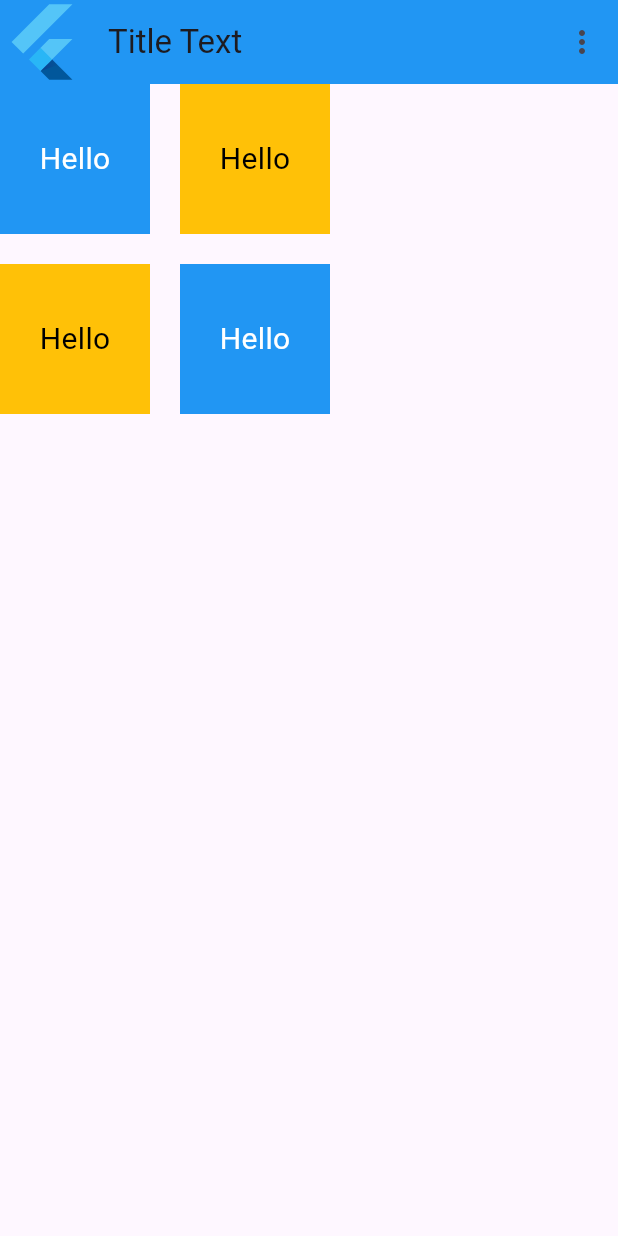
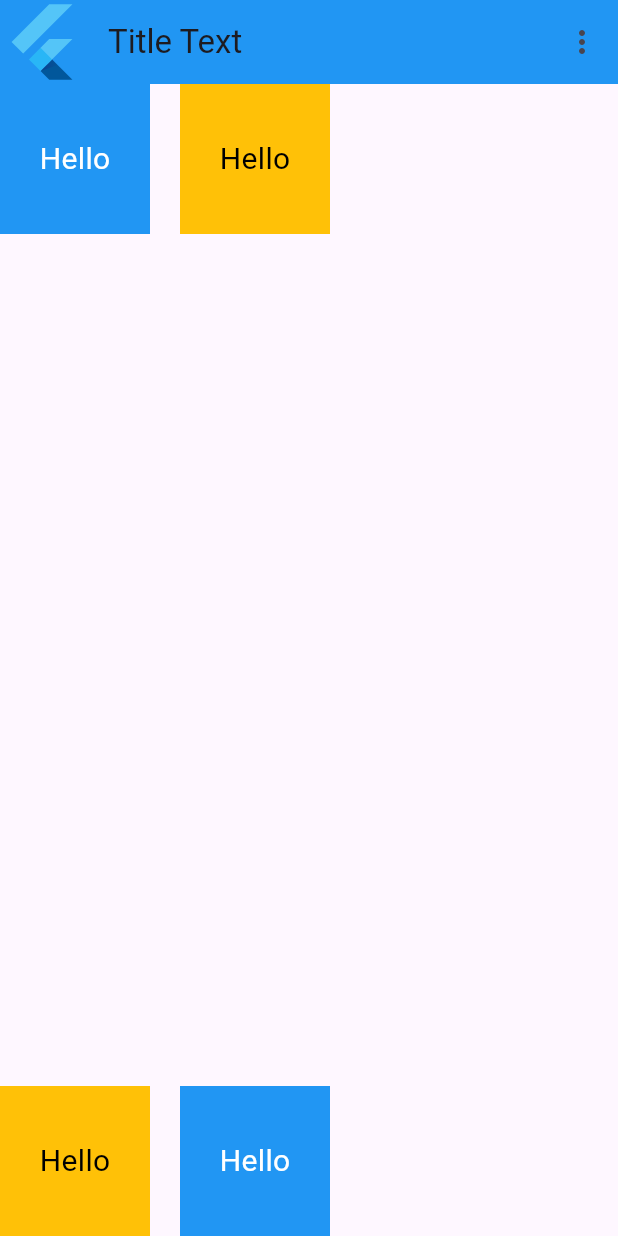
Before and after one commit to abdulahrudisoru/basic_flutter_exercises, a Flutter app: the screen it shows after launch, on a phone screen of 412 x 824 dp. Run offline on Flutter 3.47's test engine with Material 3 defaults, Android fonts, the phone set to English and light mode, and no system bars.

Commit message:
Question 013

```diff
--- a/lib/main.dart
+++ b/lib/main.dart
@@ -10,6 +10,7 @@
 import 'package:basic_flutter_exercises/questions/question_010.dart';
 import 'package:basic_flutter_exercises/questions/question_011.dart';
 import 'package:basic_flutter_exercises/questions/question_012.dart';
+import 'package:basic_flutter_exercises/questions/question_013.dart';
 import 'package:flutter/material.dart';
 
 void main() {
@@ -32,6 +33,7 @@
     // return Question009();
     // return Question010();
     // return Question011();
-    return Question012();
+    // return Question012();
+    return Question013();
   }
 }
--- /dev/null
+++ b/lib/questions/question_013.dart
@@ -0,0 +1,98 @@
+import 'package:flutter/material.dart';
+
+class Question013 extends StatelessWidget {
+  const Question013({super.key});
+
+  @override
+  Widget build(BuildContext context) {
+    return MaterialApp(
+      debugShowCheckedModeBanner: false,
+      home: Scaffold(
+        appBar: AppBar(
+          backgroundColor: Colors.blue,
+          centerTitle: false,
+          title: Text("Title Text"),
+          leading: FlutterLogo(),
+          actions: [
+            IconButton(
+                onPressed: () {
+                  print("Click");
+                },
+                icon: Icon(Icons.more_vert)),
+          ],
+        ),
+        body: Column(
+          mainAxisAlignment: MainAxisAlignment.spaceBetween,
+          children: [
+            Row(
+              children: [
+                Container(
+                  width: 100,
+                  height: 100,
+                  decoration: BoxDecoration(
+                    color: Colors.blue,
+                  ),
+                  child: Center(
+                    child: Text(
+                      "Hello",
+                      style: TextStyle(fontSize: 20, color: Colors.white),
+                    ),
+                  ),
+                ),
+                SizedBox(
+                  width: 20,
+                ),
+                Container(
+                  width: 100,
+                  height: 100,
+                  decoration: BoxDecoration(
+                    color: Colors.amber,
+                  ),
+                  child: Center(
+                    child: Text(
+                      "Hello",
+                      style: TextStyle(fontSize: 20, color: Colors.black),
+                    ),
+                  ),
+                ),
+              ],
+            ),
+            Row(
+              children: [
+                Container(
+                  width: 100,
+                  height: 100,
+                  decoration: BoxDecoration(
+                    color: Colors.amber,
+                  ),
+                  child: Center(
+                    child: Text(
+                      "Hello",
+                      style: TextStyle(fontSize: 20, color: Colors.black),
+                    ),
+                  ),
+                ),
+                SizedBox(
+                  width: 20,
+                ),
+                Container(
+                  width: 100,
+                  height: 100,
+                  decoration: BoxDecoration(
+                    color: Colors.blue,
+                  ),
+                  child: Center(
+                    child: Text(
+                      "Hello",
+                      style: TextStyle(fontSize: 20, color: Colors.white),
+                    ),
+                  ),
+                ),
+              ],
+            ),
+          ],
+        ),
+      ),
+    );
+  }
+}
```
